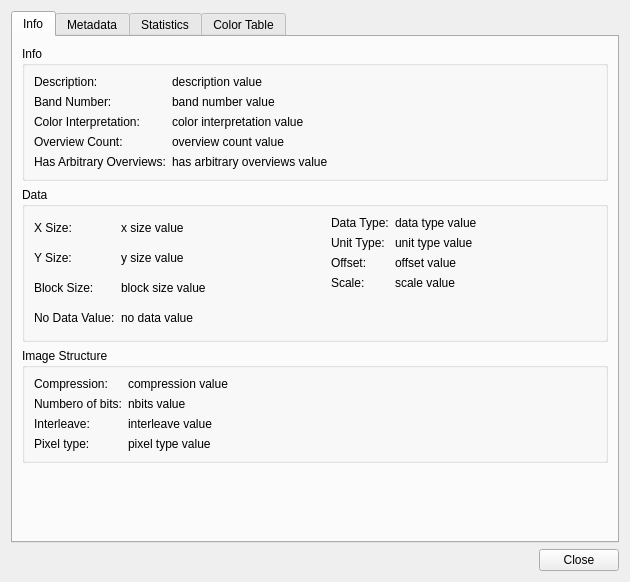
First picture: the form in gsdview/gdalbackend/ui/banddialog.ui, repository avalentino/gsdview, before the edit.
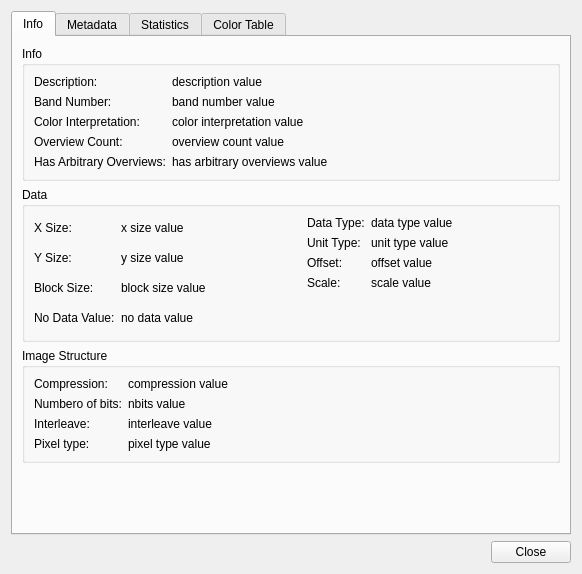
Second picture: the form after the edit.

What changed in the file:
```diff
--- a/gsdview/gdalbackend/ui/banddialog.ui
+++ b/gsdview/gdalbackend/ui/banddialog.ui
@@ -6,8 +6,8 @@
    <rect>
     <x>0</x>
     <y>0</y>
-    <width>630</width>
-    <height>582</height>
+    <width>582</width>
+    <height>574</height>
    </rect>
   </property>
   <property name="windowTitle">
@@ -26,7 +26,10 @@
       <attribute name="toolTip">
        <string>Info about the raster band.</string>
       </attribute>
-      <layout class="QVBoxLayout" name="infoTabVerticalLayout_5">
+      <layout class="QVBoxLayout" name="infoTabVerticalLayout">
+       <property name="bottomMargin">
+        <number>12</number>
+       </property>
        <item>
         <widget class="QGroupBox" name="infoGroupBox">
          <property name="title">
@@ -685,8 +688,8 @@
          </property>
          <property name="sizeHint" stdset="0">
           <size>
-           <width>20</width>
-           <height>40</height>
+           <width>0</width>
+           <height>0</height>
           </size>
          </property>
         </spacer>
```
